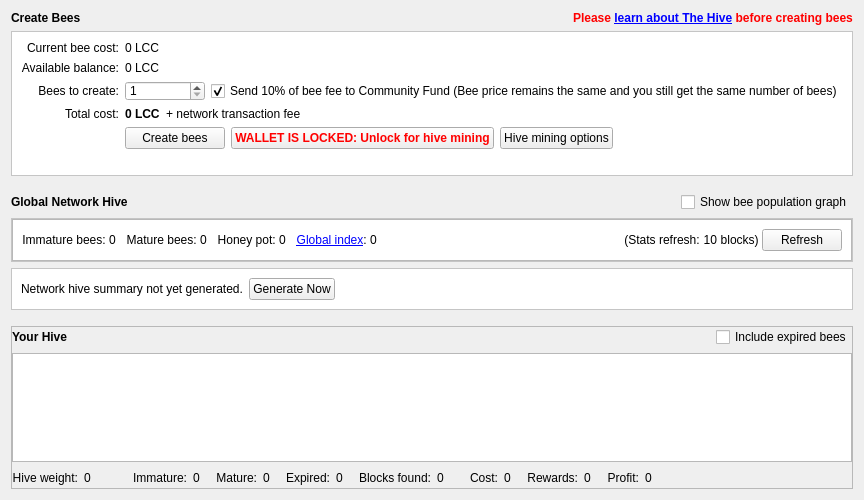
The window that src/qt/forms/hivedialog.ui (litecoincash-project/litecoincash) describes before a commit, drawn with Qt 5.
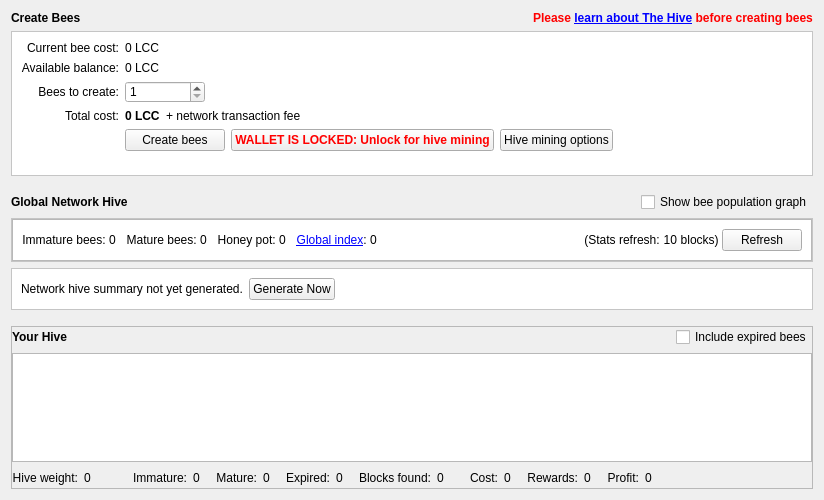
The same window after the commit. Icons and pictures are not drawn. Custom widgets are drawn as their Qt base class.

Commit message: Cleaned up bee creation form

What changed in the file:
```diff
--- a/src/qt/forms/hivedialog.ui
+++ b/src/qt/forms/hivedialog.ui
@@ -205,34 +205,6 @@
           </property>
          </widget>
         </item>
-        <item>
-         <widget class="QCheckBox" name="donateCommunityFundCheckbox">
-          <property name="sizePolicy">
-           <sizepolicy hsizetype="Fixed" vsizetype="Fixed">
-            <horstretch>0</horstretch>
-            <verstretch>0</verstretch>
-           </sizepolicy>
-          </property>
-          <property name="maximumSize">
-           <size>
-            <width>1000</width>
-            <height>16777215</height>
-           </size>
-          </property>
-          <property name="focusPolicy">
-           <enum>Qt::StrongFocus</enum>
-          </property>
-          <property name="toolTip">
-           <string>The community fund works by diverting a portion of the unspendable bee creation fee to the spendable community fund address. This enables us to keep developing Litecoin Cash.</string>
-          </property>
-          <property name="text">
-           <string>Send 10% of bee fee to Community Fund (Bee price remains the same and you still get the same number of bees)</string>
-          </property>
-          <property name="checked">
-           <bool>true</bool>
-          </property>
-         </widget>
-        </item>
         <item>
          <spacer name="horizontalSpacer_8">
           <property name="orientation">
```
Left out of the diff: 12 changed lines with no effect on the pictures. The commit also changes 6 other files.
